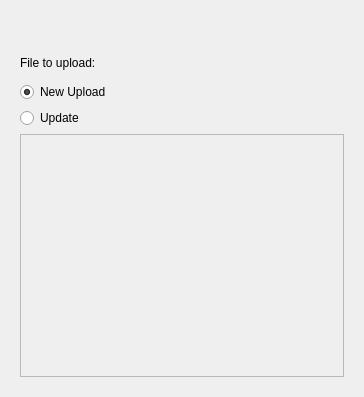
The window that knewstuff/knewstuff3/uploaddialog.ui (KDE/kdelibs) describes before a commit, drawn with Qt 5.
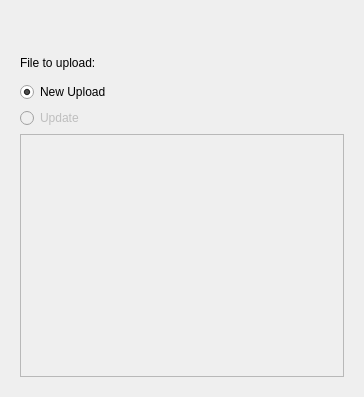
The same window after the commit. The open tabs and pages were chosen to show the change. Custom widgets are drawn as their Qt base class.

Commit message: disable update button until an item that can be updated has been found

The edit to the form file:
```diff
--- a/knewstuff/knewstuff3/uploaddialog.ui
+++ b/knewstuff/knewstuff3/uploaddialog.ui
@@ -158,7 +158,7 @@
        <item>
         <widget class="QRadioButton" name="radioUpdate">
          <property name="enabled">
-          <bool>true</bool>
+          <bool>false</bool>
          </property>
          <property name="text">
           <string>Update</string>
```
Left out of the diff: 2 changed lines with no effect on the pictures. The commit also changes 1 other file.
